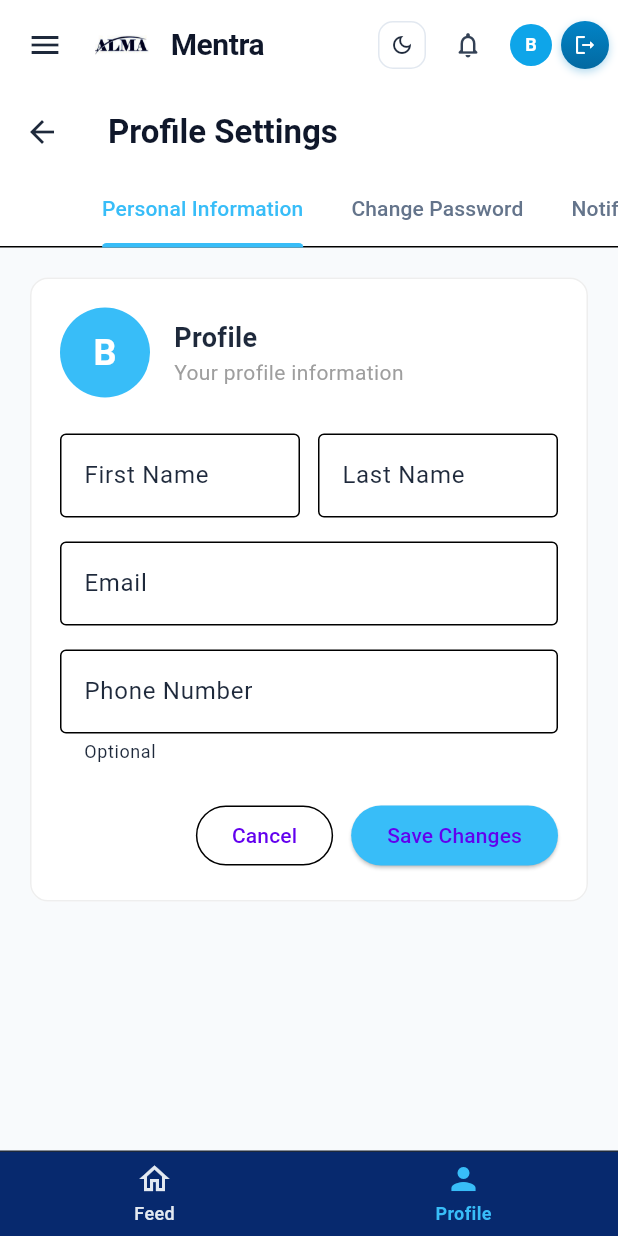
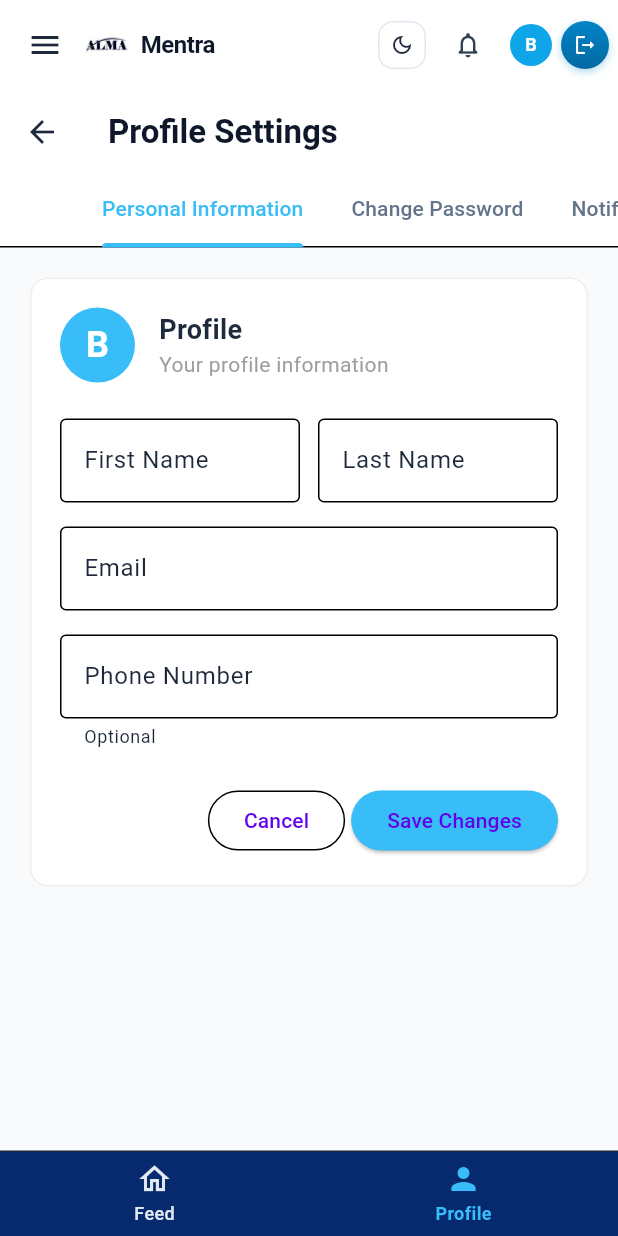
Before and after one commit to bahintingchristopher/mentra_ai_mobile_view_flutter, a Flutter app: the LearnerHome screen opened by its route, item 2 of the bottom bar chosen, after a tap on "Cancel", on a phone screen of 412 x 824 dp. Run offline on Flutter 3.47's test engine with Material 3 defaults, Android fonts, the phone set to English and light mode, and no system bars; our stand-ins replace flutter_secure_storage, shared_preferences; accounts and stored records are empty; network calls fail.

Commit message:
fix: fixes the elevatedbutton width and the entire width of the app

```diff
--- a/lib/learner/home/widgets/home_header.dart
+++ b/lib/learner/home/widgets/home_header.dart
@@ -22,15 +22,16 @@ class HomeHeader extends StatelessWidget {
       crossAxisAlignment: CrossAxisAlignment.start,
       children: [
         // Title and Subtitle Text
-        Column(
+        Expanded(
+          child: Column(
             crossAxisAlignment: CrossAxisAlignment.start,
             children: [
               Text(
                 isFeedSelected ? 'Your Feed' : 'Your\nMicrotrainings',
                 style: TextStyle(
-                fontSize: 28,
+                  fontSize: 16,
                   fontWeight: FontWeight.bold,
-                color: theme.colorScheme.onSurface, // Dark slate in light mode, white in dark mode
+                  color: theme.colorScheme.onSurface,
                   height: 1.1,
                 ),
               ),
@@ -46,9 +47,14 @@ class HomeHeader extends StatelessWidget {
               ),
             ],
           ),
+        ),
+
+        const SizedBox(width: 8),
 
         // Toggle Switch Pill
-        Container(
+        FittedBox(
+          fit: BoxFit.scaleDown,
+          child: Container(
             padding: const EdgeInsets.all(3),
             decoration: BoxDecoration(
               color: isDark ? const Color(0xFF131822) : const Color(0xFFE2E8F0),
@@ -70,6 +76,7 @@ class HomeHeader extends StatelessWidget {
                   onTap: onSelectFeed,
                 ),
               ],
+            ),
           ),
         ),
       ],
--- a/lib/learner/home/widgets/learner_topnavbar.dart
+++ b/lib/learner/home/widgets/learner_topnavbar.dart
@@ -119,12 +119,12 @@ class _LearnerTopNavbarState extends State<LearnerTopNavbar> {
               padding: EdgeInsets.zero,
               constraints: const BoxConstraints(minWidth: 32, minHeight: 32),
             ),
-            const SizedBox(width: 8),
+            const SizedBox(width: 2),
 
              // ALMA Logo
             Container(
-              width: 38,
-              height: 22,
+              width: 30,
+              height: 26,
               padding: const EdgeInsets.all(1),
               decoration: BoxDecoration(
                 color: Colors.white,
@@ -137,7 +137,7 @@ class _LearnerTopNavbarState extends State<LearnerTopNavbar> {
                     const Icon(Icons.school, size: 16, color: Color(0xFF0284C7)),
               ),
             ),
-             const SizedBox(width: 8),
+             const SizedBox(width: 2),
 
             // Mentra Title
             Container(
@@ -152,7 +152,7 @@ class _LearnerTopNavbarState extends State<LearnerTopNavbar> {
               child: Text(
                 'Mentra',
                 style: TextStyle(
-                  fontSize: 20,
+                  fontSize: 16,
                   fontWeight: FontWeight.w700,
                   color: Theme.of(context).brightness == Brightness.dark
                       ? Colors.white
@@ -161,7 +161,7 @@ class _LearnerTopNavbarState extends State<LearnerTopNavbar> {
                 ),
               ),
             ),
-            const SizedBox(width: 4),
+            const SizedBox(width: 2),
 
             const Spacer(),
 
--- a/lib/learner/profile/change_password/change_password_view.dart
+++ b/lib/learner/profile/change_password/change_password_view.dart
@@ -56,14 +56,18 @@ class _ChangePasswordViewState extends State<ChangePasswordView> {
                   ),
                   const SizedBox(height: 24),
                   Row(
-                    mainAxisAlignment: MainAxisAlignment.end,
+                    // mainAxisAlignment: MainAxisAlignment.end,
                     children: [
-                      OutlinedButton(
+                        Expanded(
+                          child: OutlinedButton(
                               onPressed: _controller.resetFields,
                               child: const Text('Cancel'),
                             ),
+                        ),
+
                             const SizedBox(width: 12),
-                      ElevatedButton(
+                            Expanded(
+                              child: ElevatedButton(
                               onPressed: _controller.isLoading
                                   ? null
                                   : () async {
@@ -84,6 +88,7 @@ class _ChangePasswordViewState extends State<ChangePasswordView> {
                                 backgroundColor: const Color(0xFF38BDF8),
                         ),
                         child: const Text('Change Password'),
+                      ),
                             ),
                     ],
                   ),
--- a/lib/learner/profile/personal_info/personal_info_view.dart
+++ b/lib/learner/profile/personal_info/personal_info_view.dart
@@ -52,7 +52,7 @@ class _PersonalInfoViewState extends State<PersonalInfoView> {
                   Row(
                     children: [
                       CircleAvatar(
-                        radius: 30,
+                        radius: 25,
                         backgroundColor: const Color(0xFF38BDF8),
                         child: Text(
                           _controller.firstNameController.text.isNotEmpty
@@ -145,7 +145,7 @@ class _PersonalInfoViewState extends State<PersonalInfoView> {
                         child: const Text('Cancel'),
                       ),
 
-                      const SizedBox(width: 12),
+                      const SizedBox(width: 4),
 
                       ElevatedButton(
                         onPressed: () async {
@@ -163,6 +163,7 @@ class _PersonalInfoViewState extends State<PersonalInfoView> {
                           }
                         },
                         style: ElevatedButton.styleFrom(
+                          // minimumSize: const Size (120, 40),
                           backgroundColor: const Color(0xFF38BDF8),
                         ),
                         child: const Text('Save Changes'),
```
Lines whose indentation alone changed are shown as unchanged.
